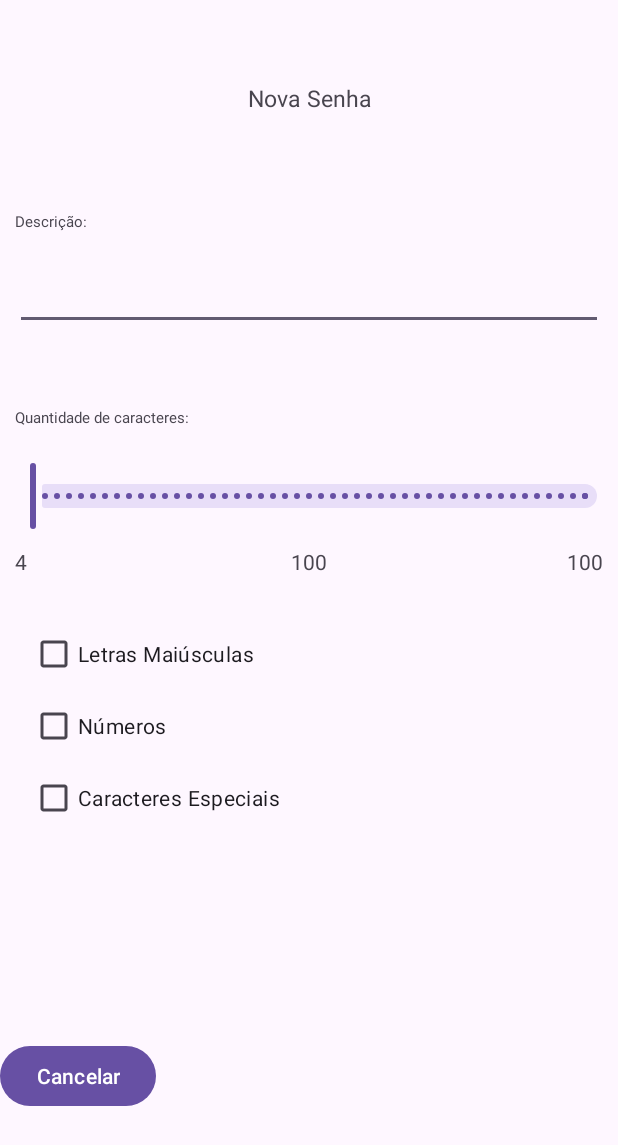
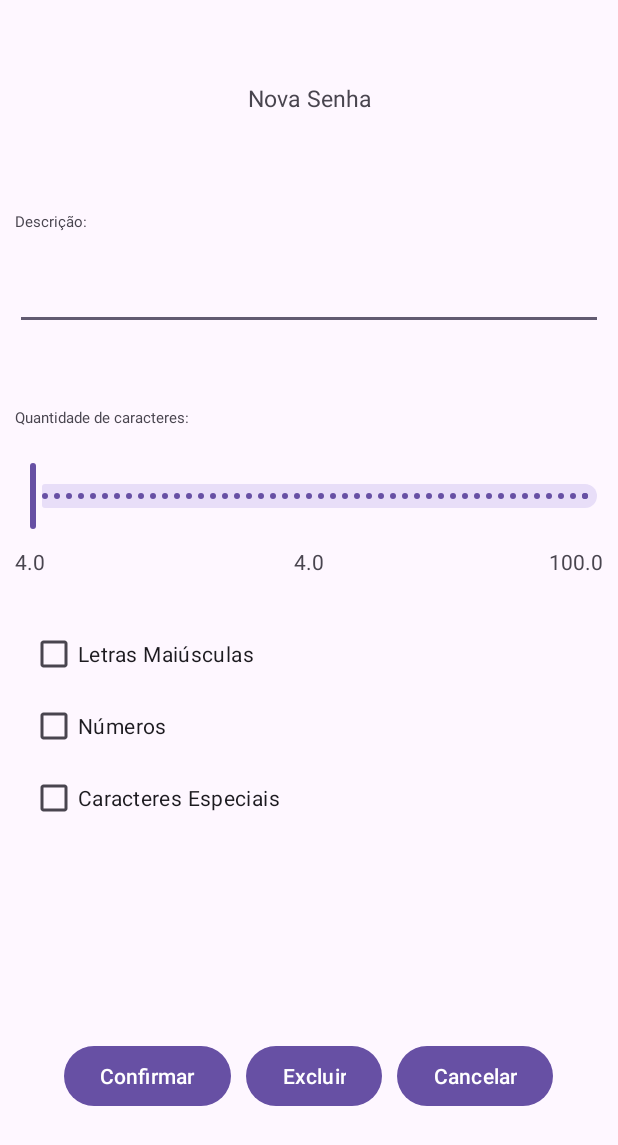
Before and after one commit to LuzGone/pentagon, an Android app: the screen it shows after launch (GerenciadorActivity), after a tap on an icon or button, on a phone screen of 412 x 824 dp. Shown: the top 1145 px of the screen. Run offline under Robolectric (Android 15) with nearby library versions, the phone set to English and light mode, and no system bars; Roboto replaces fonts that are not available here.

Commit message:
Resolvido classe Senha e parte do Gerenciador

```diff
--- a/app/src/main/java/br/edu/ifpb/pdm/pentagon/GerenciadorActivity.kt
+++ b/app/src/main/java/br/edu/ifpb/pdm/pentagon/GerenciadorActivity.kt
@@ -1,11 +1,91 @@
 package br.edu.ifpb.pdm.pentagon
 
+import android.content.Intent
 import androidx.appcompat.app.AppCompatActivity
 import android.os.Bundle
+import android.widget.Button
+import android.widget.CheckBox
+import android.widget.EditText
+import android.widget.TextView
+import com.google.android.material.slider.Slider
 
 class GerenciadorActivity : AppCompatActivity() {
+    private lateinit var senha: Senha;
+
+    private lateinit var titulo:TextView;
+    private lateinit var descricao:EditText;
+
+    private lateinit var slider: Slider;
+    private lateinit var valorMinimoSlider:TextView;
+    private lateinit var valorMaximoSlider:TextView;
+    private lateinit var valorAtualSlider:TextView;
+
+    private lateinit var letrasMaiusculas:CheckBox;
+    private lateinit var numeros:CheckBox;
+    private lateinit var caracteresEspeciais:CheckBox;
+
+    private lateinit var botaoConfirmar:Button;
+    private lateinit var botaoCancelar:Button;
+    private lateinit var botaoExcluir:Button;
+
     override fun onCreate(savedInstanceState: Bundle?) {
         super.onCreate(savedInstanceState)
         setContentView(R.layout.activity_gerenciador)
+
+        this.titulo = findViewById(R.id.titulo);
+        this.descricao = findViewById(R.id.descricao);
+
+        //Configuracoes do Slider
+        this.slider = findViewById(R.id.slider);
+        this.slider.addOnChangeListener{view,value:Float,fromUser:Boolean ->
+            this.valorAtualSlider.setText("${this.slider.value}")
+        }
+
+        this.valorMinimoSlider = findViewById(R.id.valorMinimoSlider);
+        this.valorMinimoSlider.setText("${this.slider.valueFrom}")
+
+        this.valorMaximoSlider = findViewById(R.id.valorMaximoSlider);
+        this.valorMaximoSlider.setText("${this.slider.valueTo}")
+
+        this.valorAtualSlider = findViewById(R.id.valorAtualSlider);
+        this.valorAtualSlider.setText("${this.slider.value}")
+
+        this.letrasMaiusculas = findViewById(R.id.letrasMaiusculas);
+        this.numeros = findViewById(R.id.numeros);
+        this.caracteresEspeciais = findViewById(R.id.caracteresEspeciais);
+
+        this.botaoConfirmar = findViewById(R.id.botaoConfirmar);
+        this.botaoConfirmar.setOnClickListener{confirmar()}
+
+        this.botaoCancelar = findViewById(R.id.botaoCancelar);
+        this.botaoCancelar.setOnClickListener{cancelar()}
+
+        this.botaoExcluir = findViewById(R.id.botaoExcluir);
+
+    }
+
+    fun cancelar(){
+        finish()
+    }
+
+    fun confirmar(){
+        //A SENHA NÃO VAI SER CRIADA AQUI E SIM NO MAIN ACITIVITY ;-;
+        val descricao = this.descricao.text.toString()
+        val temLM = this.letrasMaiusculas.isActivated
+        val temN = this.numeros.isActivated
+        val temCS = this.caracteresEspeciais.isActivated
+        val tamanho = this.slider.value.toInt()
+
+        val intent = Intent().apply {
+            putExtra("descricao",descricao)
+            putExtra("temLM",temLM)
+            putExtra("temN",temN)
+            putExtra("temCS",temCS)
+            putExtra("tamanho",tamanho)
+        }
+
+        setResult(RESULT_OK,intent)
+        finish()
+
     }
 }
--- a/app/src/main/java/br/edu/ifpb/pdm/pentagon/MainActivity.kt
+++ b/app/src/main/java/br/edu/ifpb/pdm/pentagon/MainActivity.kt
@@ -3,20 +3,38 @@ package br.edu.ifpb.pdm.pentagon
 import android.content.Intent
 import androidx.appcompat.app.AppCompatActivity
 import android.os.Bundle
+import android.widget.ArrayAdapter
 import android.widget.Button
 import android.widget.ListView
+import androidx.activity.result.contract.ActivityResultContracts
 import com.google.android.material.floatingactionbutton.FloatingActionButton
 
 class MainActivity : AppCompatActivity() {
 
     private lateinit var listinhaDeSenha: ListView;
     private lateinit var botaoNovaSenha: FloatingActionButton;
+    private var senhas = mutableListOf<Senha>()
+
+    private val gerenciadorResult = registerForActivityResult(ActivityResultContracts.StartActivityForResult()){
+        if(it.resultCode == RESULT_OK){
+            if(it.data != null){
+                val descricao = it.data?.getStringExtra("descricao")
+                val temLM = it.data?.getBooleanExtra("temLM",false)
+                val temN = it.data?.getBooleanExtra("temN",false)
+                val temCS = it.data?.getBooleanExtra("temCS",false)
+                val tamanho = it.data?.getIntExtra("tamanho",4)
+                this.senhas.add(Senha(descricao,temLM,temCS,temN,tamanho))
+            }
+        }
+    }
     override fun onCreate(savedInstanceState: Bundle?) {
         super.onCreate(savedInstanceState)
         setContentView(R.layout.activity_main)
 
         this.listinhaDeSenha = findViewById(R.id.listinhaDeSenhas);
         this.botaoNovaSenha = findViewById(R.id.botaoNovaSenha)
+
+        this.listinhaDeSenha.adapter = ArrayAdapter<Senha>(this,android.R.layout.simple_list_item_1,this.senhas)
 
         this.botaoNovaSenha.setOnClickListener({irParaGerenciador()})
     }
--- a/app/src/main/res/layout/activity_gerenciador.xml
+++ b/app/src/main/res/layout/activity_gerenciador.xml
@@ -59,6 +59,7 @@
             />
 
         <com.google.android.material.slider.Slider
+            android:id="@+id/slider"
             android:layout_width="match_parent"
             android:layout_height="0dp"
             android:layout_weight="1"
@@ -123,7 +124,22 @@
         android:layout_width="match_parent"
         android:layout_height="0dp"
         android:orientation="horizontal"
-        android:layout_weight="1">
+        android:layout_weight="1"
+        android:gravity="top|center"
+        >
+        <Button
+            android:id="@+id/botaoConfirmar"
+            android:layout_width="wrap_content"
+            android:layout_height="wrap_content"
+            android:text="Confirmar"
+            android:layout_marginRight="10dp"/>
+        <Button
+            android:id="@+id/botaoExcluir"
+            android:layout_width="wrap_content"
+            android:layout_height="wrap_content"
+            android:text="Excluir"
+            android:layout_marginRight="10dp"
+            />
         <Button
             android:id="@+id/botaoCancelar"
             android:layout_width="wrap_content"
```
Also changed, not shown: app/src/main/java/br/edu/ifpb/pdm/pentagon/Senha.kt (+16 -7 lines).
